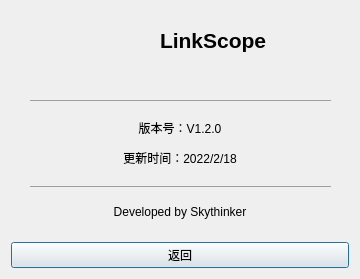
This is aboutwindow.ui in Skythinker616/LinkScope as Qt 5 draws it before an edit. The edited form follows.
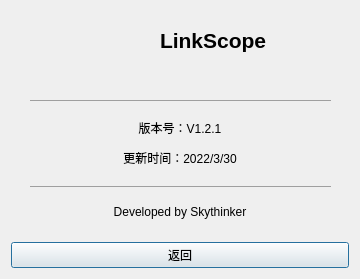
This is the edited form. Icons and pictures are not drawn.

Commit message: 增加定时自动保存配置；修改为连接后继续运行程序；关闭openocd的tcl和telnet服务器；版本号更新为V1.2.1

The edit to the form file:
```diff
--- a/aboutwindow.ui
+++ b/aboutwindow.ui
@@ -91,7 +91,7 @@
       </sizepolicy>
      </property>
      <property name="text">
-      <string>&lt;html&gt;&lt;head/&gt;&lt;body&gt;&lt;hr width=&quot;300&quot;/&gt;&lt;p align=&quot;center&quot;&gt;版本号：V1.2.0&lt;/p&gt;&lt;p align=&quot;center&quot;&gt;更新时间：2022/2/18&lt;/p&gt;&lt;hr width=&quot;300&quot;/&gt;&lt;p align=&quot;center&quot;&gt;Developed by Skythinker&lt;/p&gt;&lt;/body&gt;&lt;/html&gt;</string>
+      <string>&lt;html&gt;&lt;head/&gt;&lt;body&gt;&lt;hr width=&quot;300&quot;/&gt;&lt;p align=&quot;center&quot;&gt;版本号：V1.2.1&lt;/p&gt;&lt;p align=&quot;center&quot;&gt;更新时间：2022/3/30&lt;/p&gt;&lt;hr width=&quot;300&quot;/&gt;&lt;p align=&quot;center&quot;&gt;Developed by Skythinker&lt;/p&gt;&lt;/body&gt;&lt;/html&gt;</string>
      </property>
     </widget>
    </item>
```
The commit also changes 7 other files.
